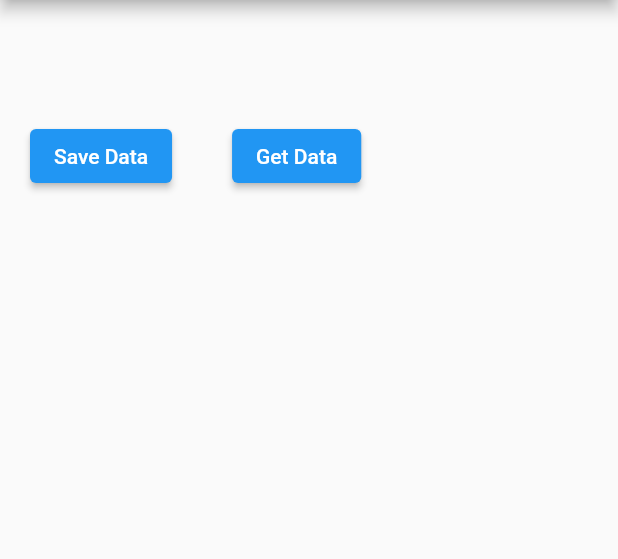
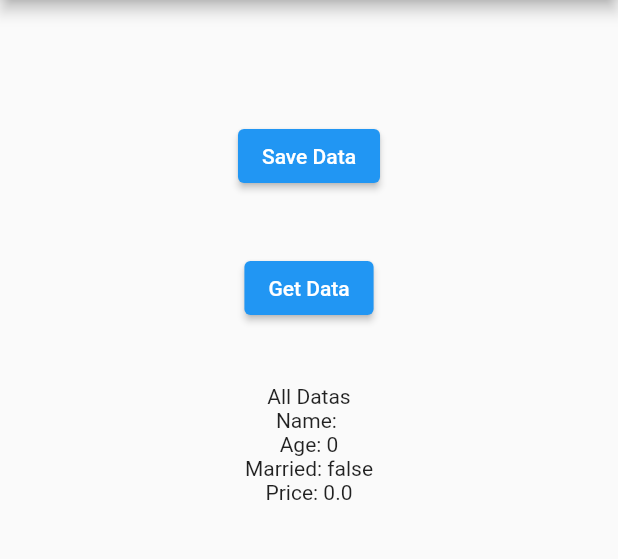
Before and after one commit to mahdi-islam-pranto/flutter_shared_preferences, a Flutter app: the screen it shows after launch, after a tap on "Get Data", on a phone screen of 412 x 824 dp, the part 84-643 px from its top. Run offline on Flutter 3.47's test engine with Material 2 defaults, Android fonts, the phone set to English and light mode, and no system bars; our stand-ins replace shared_preferences.

Commit message:
data showing done

```diff
--- a/lib/main.dart
+++ b/lib/main.dart
@@ -5,9 +5,14 @@ void main() {
   runApp(const MyApp());
 }
 
-class MyApp extends StatelessWidget {
+class MyApp extends StatefulWidget {
   const MyApp({super.key});
 
+  @override
+  State<MyApp> createState() => _MyAppState();
+}
+
+class _MyAppState extends State<MyApp> {
   @override
   Widget build(BuildContext context) {
     return MaterialApp(
@@ -30,7 +35,13 @@ class MyHomePage extends StatefulWidget {
 }
 
 class _MyHomePageState extends State<MyHomePage> {
+  bool isData = false;
   int _counter = 0;
+  String nameG = "";
+  int? ageG;
+  bool? marriedG;
+  double? priceG;
+  List<String> tagsG = [];
 
   @override
   Widget build(BuildContext context) {
@@ -40,21 +51,24 @@ class _MyHomePageState extends State<MyHomePage> {
         ),
         body: Container(
             padding: EdgeInsets.only(top: 80, left: 20, right: 20),
-            child: Wrap(
-              alignment: WrapAlignment.start,
+            child: Center(
+              child: Column(
                 children: [
                   ElevatedButton(
                       onPressed: () async {
-                      SharedPreferences pre =
+                        SharedPreferences shaPre =
                             await SharedPreferences.getInstance();
-                      pre.setString("name", "Mahdi Islam Pranto");
-                      pre.setInt("age", 25);
-                      pre.setBool("married", false);
-                      pre.setDouble("price", 240.50);
-                      pre.setStringList("tags", ["Flutter", "Dart", "App"]);
+                        shaPre.setString("name", "Mahdi Islam Pranto");
+                        shaPre.setInt("age", 25);
+                        shaPre.setBool("married", false);
+                        shaPre.setDouble("price", 240.50);
+                        shaPre
+                            .setStringList("tags", ["Flutter", "Dart", "App"]);
+                        print(shaPre.getString(
+                            'name')); //to check if data is geting or not
                       },
                       child: Text("Save Data")),
-                SizedBox(width: 40),
+                  SizedBox(height: 40),
                   ElevatedButton(
                       onPressed: () async {
                         SharedPreferences pre =
@@ -67,9 +81,43 @@ class _MyHomePageState extends State<MyHomePage> {
                         bool married = pre.getBool("married") ?? false;
                         double price = pre.getDouble("price") ?? 0.00;
                         List<String> tags = pre.getStringList("tags") ?? [];
+
+                        setState(() {
+                          nameG = name;
+                          ageG = age;
+                          marriedG = married;
+                          priceG = price;
+                          tagsG = tags;
+                          isData = true;
+                        });
                       },
-                    child: Text("Get Data"))
+                      child: Text("Get Data")),
+                  SizedBox(height: 40),
+                  Visibility(
+                    visible: isData,
+                    child: Column(
+                      children: [
+                        // show all datas as string
+                        Text("All Datas"),
+                        Text('Name: ${nameG}'),
+                        Text('Age: ${ageG}'),
+                        Text('Married: ${marriedG}'),
+                        Text('Price: ${priceG}'),
+
+                        // show list
+                        // ListView.builder(
+                        //   itemCount: tagsG.length,
+                        //   itemBuilder: (BuildContext context, int index) {
+                        //     return ListTile(
+                        //       title: Text(tagsG[index]),
+                        //     );
+                        //   },
+                        // )
                       ],
+                    ),
+                  )
+                ],
+              ),
             )));
   }
 }
```
Also changed, not shown: 1 other file. Lines whose indentation alone changed are shown as unchanged.
